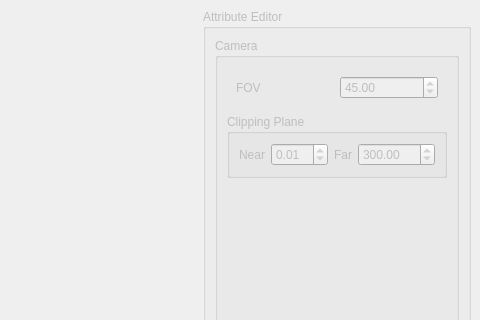
This is RollingGame/ui/Mainwindow.ui in HangNguyenRpd/TheRollingBall as Qt 5 draws it before an edit; both pictures show x 618 to 1098 and y 0 to 320 of the 1098 by 681 pixel window. The edited form follows.
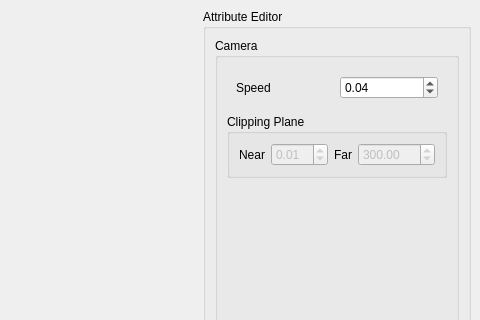
This is the edited form.

The edit to the form file:
```diff
--- a/RollingGame/ui/Mainwindow.ui
+++ b/RollingGame/ui/Mainwindow.ui
@@ -27,7 +27,7 @@
     <item row="1" column="3">
      <widget class="QGroupBox" name="AttributeBox">
       <property name="enabled">
-       <bool>false</bool>
+       <bool>true</bool>
       </property>
       <property name="font">
        <font>
@@ -47,6 +47,9 @@
       <layout class="QGridLayout" name="gridLayout_2">
        <item row="0" column="1">
         <widget class="QGroupBox" name="groupBox">
+         <property name="enabled">
+          <bool>true</bool>
+         </property>
          <property name="title">
           <string>Camera</string>
          </property>
@@ -108,27 +111,33 @@
           </item>
           <item row="0" column="0">
            <widget class="QWidget" name="widget" native="true">
+            <property name="enabled">
+             <bool>true</bool>
+            </property>
             <layout class="QGridLayout" name="gridLayout_9">
              <item row="0" column="0">
               <widget class="QLabel" name="label">
                <property name="text">
-                <string>FOV</string>
+                <string>Speed</string>
                </property>
               </widget>
              </item>
              <item row="0" column="1">
               <widget class="QDoubleSpinBox" name="CameraFOVInput">
                <property name="enabled">
-                <bool>false</bool>
+                <bool>true</bool>
                </property>
                <property name="keyboardTracking">
                 <bool>false</bool>
                </property>
                <property name="minimum">
+                <double>0.010000000000000</double>
+               </property>
+               <property name="maximum">
                 <double>1.000000000000000</double>
                </property>
                <property name="value">
-                <double>45.000000000000000</double>
+                <double>0.040000000000000</double>
                </property>
               </widget>
              </item>
```
Left out of the diff: 10 changed lines with no effect on the pictures.
